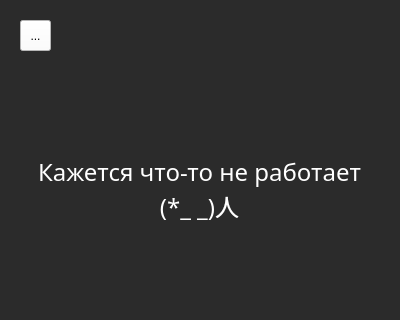
Qt form MyTama/tama_guis/Error.ui (venberrry/MyTamaGame) before a commit; both pictures show x 0 to 400 and y 0 to 320 of the 400 by 500 pixel window.
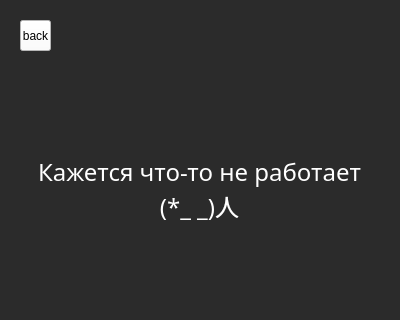
The same form after that commit.

Diff of the .ui file:
```diff
--- a/MyTama/tama_guis/Error.ui
+++ b/MyTama/tama_guis/Error.ui
@@ -490,9 +490,6 @@
     <string notr="true">QWidget {
     background-color: #2b2b2b;
 }
-QPushButton {
-	color: white;
-}
 QToolButton{
 	
 	background-color: rgb(255, 255, 255);
@@ -568,7 +565,7 @@
 }</string>
     </property>
     <property name="text">
-     <string>...</string>
+     <string>back</string>
     </property>
     <property name="autoRepeatDelay">
      <number>300</number>
```
